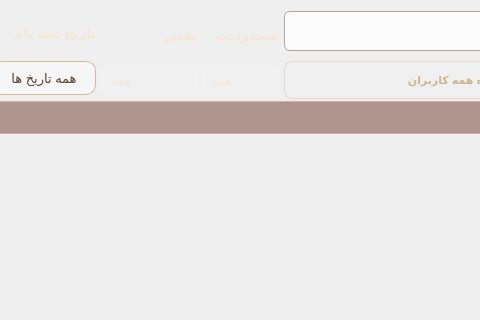
Qt form Client/admin/alluserswidget.ui (Onyx1907/Lumina-EBook-Platform) before a commit; both pictures show x 96 to 576 and y 0 to 320 of the 750 by 550 pixel window.
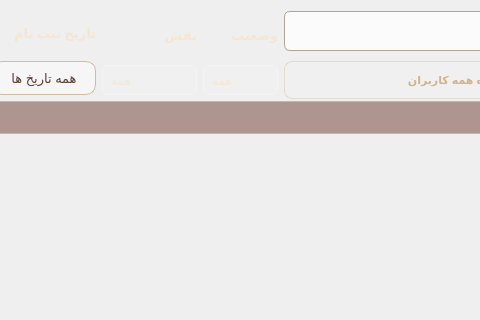
The same form after that commit. Icons and pictures are not drawn.

Commit message: fix: update user details dialog to match API response

Diff of the .ui file:
```diff
--- a/Client/admin/alluserswidget.ui
+++ b/Client/admin/alluserswidget.ui
@@ -247,7 +247,7 @@
 }</string>
          </property>
          <property name="text">
-          <string>مسدودیت</string>
+          <string>وضعیت</string>
          </property>
         </widget>
        </item>
```
The commit also changes 2 other files.
